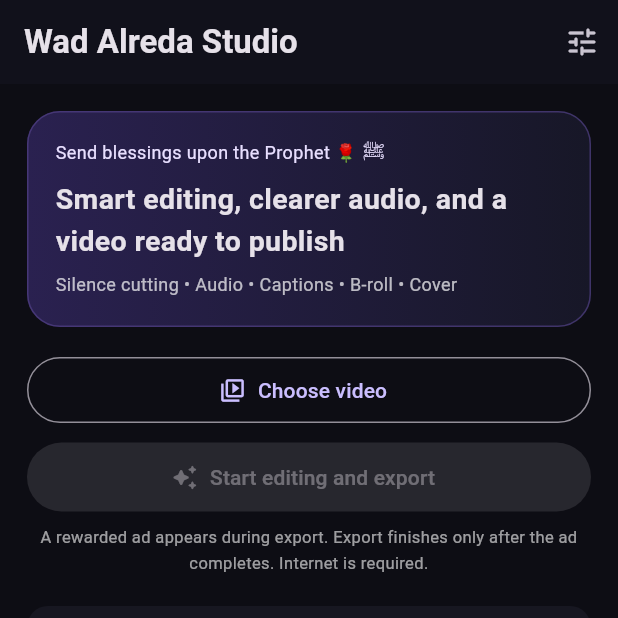
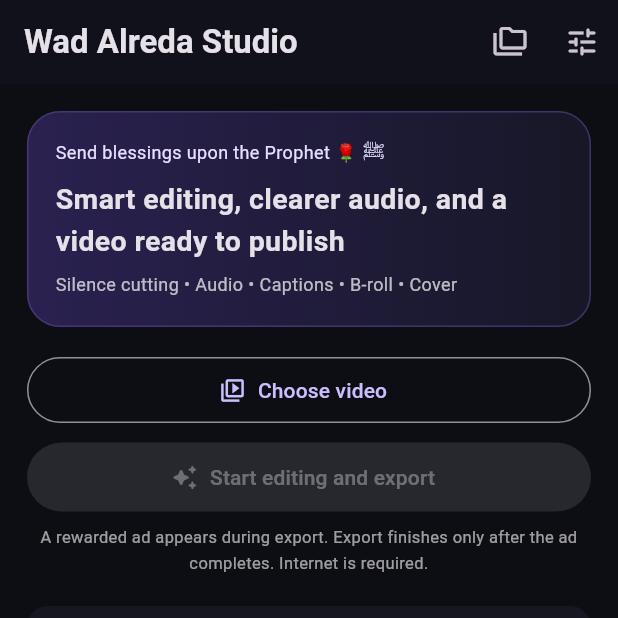
Before and after one commit to mmr888336/Wad-Alreda-Auto-Edit-, a Flutter app: the screen it shows after launch, after a tap on "Start now", after a tap on "Continue", on a phone screen of 412 x 824 dp, the top half of it. Run offline on Flutter 3.47's test engine with Material 3 defaults, Android fonts, the phone set to English and light mode, and no system bars; our stand-ins replace file_picker, google_fonts, share_plus, shared_preferences; missing offline and left inert: ffmpeg_kit_flutter_new_min_gpl, gal, unity_ads_plugin.

Commit message:
Update main.dart

```diff
--- a/lib/main.dart
+++ b/lib/main.dart
@@ -12,8 +12,10 @@ import 'app_localizations.dart';
 import 'enhancer.dart';
 import 'language_page.dart';
 import 'languages.dart';
+import 'projects_page.dart';
 import 'settings.dart';
 import 'silence_cutter.dart';
+import 'timeline_page.dart';
 
 void main() {
   WidgetsFlutterBinding.ensureInitialized();
@@ -192,6 +194,7 @@ class WelcomePage extends StatelessWidget {
     );
   }
 }
+
 class _PipelineOut {
   final CutResult cut;
   final EnhanceResult enhanced;
@@ -343,7 +346,6 @@ class _HomePageState extends State<HomePage> {
 
         return;
       }
-
       setState(() {
         status = AppLocalizations.t('adFinished');
       });
@@ -471,6 +473,7 @@ class _HomePageState extends State<HomePage> {
       setState(() => status = AppLocalizations.t('postCopied'));
     }
   }
+
   @override
   Widget build(BuildContext context) {
     final current = result;
@@ -482,6 +485,19 @@ class _HomePageState extends State<HomePage> {
           style: TextStyle(fontWeight: FontWeight.bold),
         ),
         actions: [
+          IconButton(
+            tooltip: AppLocalizations.isRtl
+                ? 'مكتبة المشاريع'
+                : 'Project library',
+            icon: const Icon(Icons.folder_copy_outlined),
+            onPressed: busy
+                ? null
+                : () => Navigator.of(context).push<void>(
+                      MaterialPageRoute<void>(
+                        builder: (_) => const ProjectsPage(),
+                      ),
+                    ),
+          ),
           IconButton(
             tooltip: AppLocalizations.t('settings'),
             icon: const Icon(Icons.tune_rounded),
@@ -618,6 +634,22 @@ class _HomePageState extends State<HomePage> {
               ),
             ],
             const SizedBox(height: 14),
+            OutlinedButton.icon(
+              onPressed: () => Navigator.of(context).push<void>(
+                MaterialPageRoute<void>(
+                  builder: (_) => TimelinePage(
+                    project: current.timelineProject,
+                  ),
+                ),
+              ),
+              icon: const Icon(Icons.timeline_rounded),
+              label: Text(
+                AppLocalizations.isRtl
+                    ? 'فتح التايم لاين'
+                    : 'Open timeline',
+              ),
+            ),
+            const SizedBox(height: 8),
             FilledButton.icon(
               onPressed: saving ? null : _saveToGallery,
               icon: saving
```
